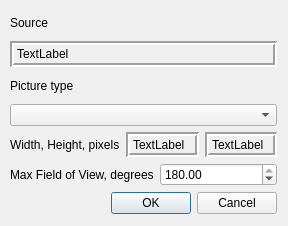
This is ui/picTypeDialog.ui in lazarus-pkgs/panini as Qt 5 draws it before an edit. The edited form follows.
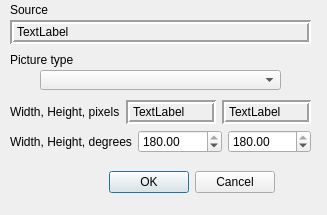
This is the edited form.

Commit message: Preliminary Rev 0.5 checkpoint.  Still needs... ...correct TCs for merc and ster (and testing) ...merc and ster on picture menu ...Mouse Modes help dialog ...sphere point pick ...drag_n_drop ...angle display

```diff
--- a/ui/picTypeDialog.ui
+++ b/ui/picTypeDialog.ui
@@ -5,57 +5,73 @@
    <rect>
     <x>0</x>
     <y>0</y>
-    <width>288</width>
-    <height>226</height>
+    <width>327</width>
+    <height>215</height>
    </rect>
   </property>
   <property name="windowTitle" >
    <string>pvQt - Picture Type and FOV</string>
   </property>
-  <widget class="QWidget" name="layoutWidget" >
+  <widget class="QWidget" name="" >
    <property name="geometry" >
     <rect>
      <x>10</x>
-     <y>10</y>
-     <width>267</width>
-     <height>204</height>
+     <y>130</y>
+     <width>301</width>
+     <height>24</height>
     </rect>
    </property>
-   <layout class="QVBoxLayout" name="verticalLayout" >
+   <layout class="QHBoxLayout" name="horizontalLayout" >
     <item>
-     <widget class="QLabel" name="label" >
+     <widget class="QLabel" name="label_3" >
       <property name="text" >
-       <string>Source</string>
+       <string>Width, Height, degrees</string>
       </property>
      </widget>
     </item>
     <item>
-     <widget class="QLabel" name="nameLabel" >
-      <property name="frameShape" >
-       <enum>QFrame::Box</enum>
+     <widget class="QDoubleSpinBox" name="hfovBox" >
+      <property name="accelerated" >
+       <bool>true</bool>
       </property>
-      <property name="frameShadow" >
-       <enum>QFrame::Sunken</enum>
+      <property name="minimum" >
+       <double>5.000000000000000</double>
       </property>
-      <property name="lineWidth" >
-       <number>2</number>
+      <property name="maximum" >
+       <double>180.000000000000000</double>
       </property>
-      <property name="text" >
-       <string>TextLabel</string>
+      <property name="value" >
+       <double>180.000000000000000</double>
       </property>
      </widget>
     </item>
     <item>
-     <widget class="QLabel" name="label_2" >
-      <property name="text" >
-       <string>Picture type</string>
+     <widget class="QDoubleSpinBox" name="vfovBox" >
+      <property name="accelerated" >
+       <bool>true</bool>
       </property>
+      <property name="minimum" >
+       <double>5.000000000000000</double>
+      </property>
+      <property name="maximum" >
+       <double>180.000000000000000</double>
+      </property>
+      <property name="value" >
+       <double>180.000000000000000</double>
+      </property>
      </widget>
     </item>
-    <item>
-     <widget class="QComboBox" name="typesBox" />
-    </item>
-    <item>
+   </layout>
+  </widget>
+  <widget class="QWidget" name="" >
+   <property name="geometry" >
+    <rect>
+     <x>10</x>
+     <y>100</y>
+     <width>301</width>
+     <height>24</height>
+    </rect>
+   </property>
      <layout class="QHBoxLayout" name="horizontalLayout_2" >
       <item>
        <widget class="QLabel" name="label_8" >
@@ -97,45 +113,86 @@
        </widget>
       </item>
      </layout>
-    </item>
-    <item>
-     <layout class="QHBoxLayout" name="horizontalLayout" >
-      <item>
-       <widget class="QLabel" name="label_3" >
+  </widget>
+  <widget class="QLabel" name="label" >
+   <property name="geometry" >
+    <rect>
+     <x>10</x>
+     <y>0</y>
+     <width>265</width>
+     <height>20</height>
+    </rect>
+   </property>
+   <property name="minimumSize" >
+    <size>
+     <width>0</width>
+     <height>18</height>
+    </size>
+   </property>
         <property name="text" >
-         <string>Max Field of View, degrees</string>
-        </property>
-       </widget>
-      </item>
-      <item>
-       <widget class="QDoubleSpinBox" name="fovBox" >
-        <property name="accelerated" >
-         <bool>true</bool>
-        </property>
-        <property name="minimum" >
-         <double>5.000000000000000</double>
-        </property>
-        <property name="maximum" >
-         <double>180.000000000000000</double>
-        </property>
-        <property name="value" >
-         <double>180.000000000000000</double>
-        </property>
-       </widget>
-      </item>
-     </layout>
-    </item>
-    <item>
+    <string>Source</string>
+   </property>
+  </widget>
+  <widget class="QLabel" name="nameLabel" >
+   <property name="geometry" >
+    <rect>
+     <x>10</x>
+     <y>20</y>
+     <width>301</width>
+     <height>24</height>
+    </rect>
+   </property>
+   <property name="frameShape" >
+    <enum>QFrame::Box</enum>
+   </property>
+   <property name="frameShadow" >
+    <enum>QFrame::Sunken</enum>
+   </property>
+   <property name="lineWidth" >
+    <number>2</number>
+   </property>
+   <property name="text" >
+    <string>TextLabel</string>
+   </property>
+  </widget>
+  <widget class="QLabel" name="label_2" >
+   <property name="geometry" >
+    <rect>
+     <x>10</x>
+     <y>50</y>
+     <width>265</width>
+     <height>20</height>
+    </rect>
+   </property>
+   <property name="text" >
+    <string>Picture type</string>
+   </property>
+  </widget>
+  <widget class="QComboBox" name="typesBox" >
+   <property name="geometry" >
+    <rect>
+     <x>40</x>
+     <y>70</y>
+     <width>241</width>
+     <height>20</height>
+    </rect>
+   </property>
+  </widget>
      <widget class="QDialogButtonBox" name="buttonBox" >
+   <property name="geometry" >
+    <rect>
+     <x>10</x>
+     <y>170</y>
+     <width>265</width>
+     <height>25</height>
+    </rect>
+   </property>
       <property name="orientation" >
        <enum>Qt::Horizontal</enum>
       </property>
       <property name="standardButtons" >
        <set>QDialogButtonBox::Cancel|QDialogButtonBox::Ok</set>
       </property>
-     </widget>
-    </item>
-   </layout>
   </widget>
  </widget>
  <resources/>
```
Lines whose indentation alone changed are shown as unchanged. The commit also changes 18 other files.
